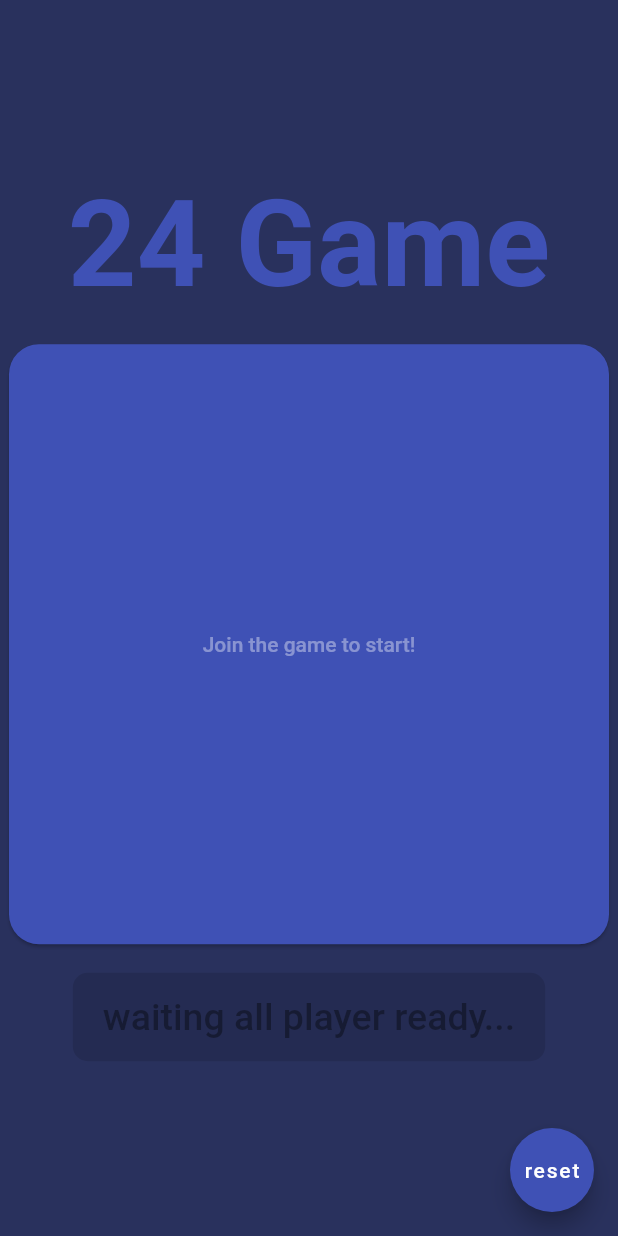
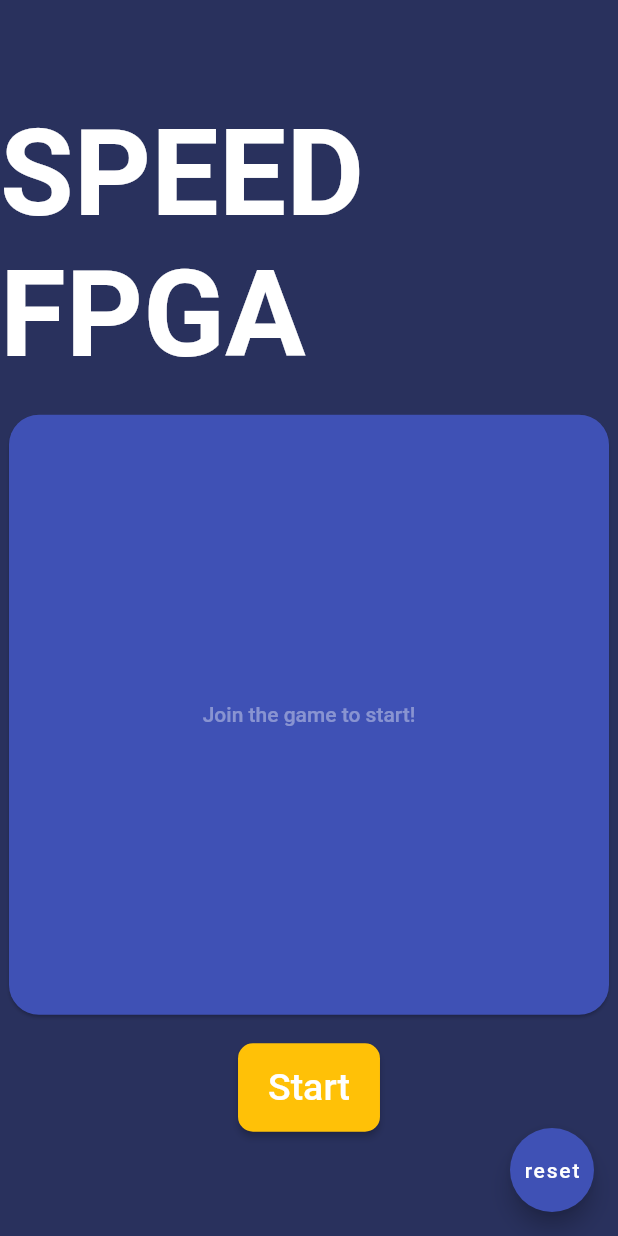
Before and after one commit to ParkSoravee/game24-digital-project, a Flutter app: the HomeScreen screen opened directly, on a phone screen of 412 x 824 dp. Run offline on Flutter 3.47's test engine with Material 2 defaults, Android fonts, the light colour scheme and no system bars; our stand-ins replace firebase_core, firebase_database; accounts and stored records are empty; Roboto replaces fonts that are missing (BlackAndWhite); statements that could not run were skipped.

Commit message:
end game

```diff
--- a/lib/main.dart
+++ b/lib/main.dart
@@ -13,9 +13,17 @@ void main() async {
   runApp(MyApp());
 }
 
-class MyApp extends StatelessWidget {
+class MyApp extends StatefulWidget {
+  @override
+  State<MyApp> createState() => _MyAppState();
+}
+
+class _MyAppState extends State<MyApp> {
   @override
   Widget build(BuildContext context) {
+    var _isGamePlaying = false;
+    var _isStart = false;
+
     return MaterialApp(
       title: 'Game24 FPGA',
       theme: ThemeData(
@@ -23,8 +31,8 @@ class MyApp extends StatelessWidget {
         backgroundColor: Color(0xFF29315D),
         fontFamily: "BlackAndWhite",
       ),
-      // home: HomeScreen(),
-      home: PlayScreen(),
+      home: HomeScreen(),
+      // home: PlayScreen(),
     );
   }
 }
--- a/lib/screens/home_screen.dart
+++ b/lib/screens/home_screen.dart
@@ -21,11 +21,11 @@ class _HomeScreenState extends State<HomeScreen> {
             mainAxisAlignment: MainAxisAlignment.spaceEvenly,
             children: [
               Text(
-                '24 Game',
+                'SPEED FPGA',
                 style: TextStyle(
                   fontSize: 80,
                   fontWeight: FontWeight.bold,
-                  color: Theme.of(context).primaryColor,
+                  color: Colors.white,
                 ),
               ),
               SizedBox(
--- a/lib/widgets/player_list.dart
+++ b/lib/widgets/player_list.dart
@@ -4,6 +4,7 @@ import 'dart:math';
 import 'package:flutter/material.dart';
 import 'package:firebase_database/firebase_database.dart';
 import 'package:game24_fpga/Models/player.dart';
+import 'package:game24_fpga/screens/play_screen.dart';
 
 class PlayerList extends StatefulWidget {
   const PlayerList({Key? key}) : super(key: key);
@@ -123,6 +124,8 @@ class _PlayerListState extends State<PlayerList> {
     await _gameRef.child('showResult').set(false);
     await _gameRef.child('isStart').set(true);
     await _gameRef.child('winPlayer').set(0);
+    Navigator.of(context)
+        .pushReplacement(MaterialPageRoute(builder: (ctx) => PlayScreen()));
   }
 
   @override
@@ -200,8 +203,9 @@ class _PlayerListState extends State<PlayerList> {
           height: 15,
         ),
         ElevatedButton(
-          onPressed: _isAllReady && _players.isNotEmpty ? startGame : null,
+          onPressed: startGame,
           style: ElevatedButton.styleFrom(
+            primary: Colors.amber,
             padding: EdgeInsets.symmetric(
               horizontal: 20,
               vertical: 15,
@@ -211,9 +215,7 @@ class _PlayerListState extends State<PlayerList> {
             ),
           ),
           child: Text(
-            _isAllReady && _players.isNotEmpty
-                ? 'Start'
-                : 'waiting all player ready...',
+            'Start',
             style: TextStyle(
               fontSize: 25,
             ),
```
Also changed, not shown: lib/screens/play_screen.dart (+63 -1 lines).
